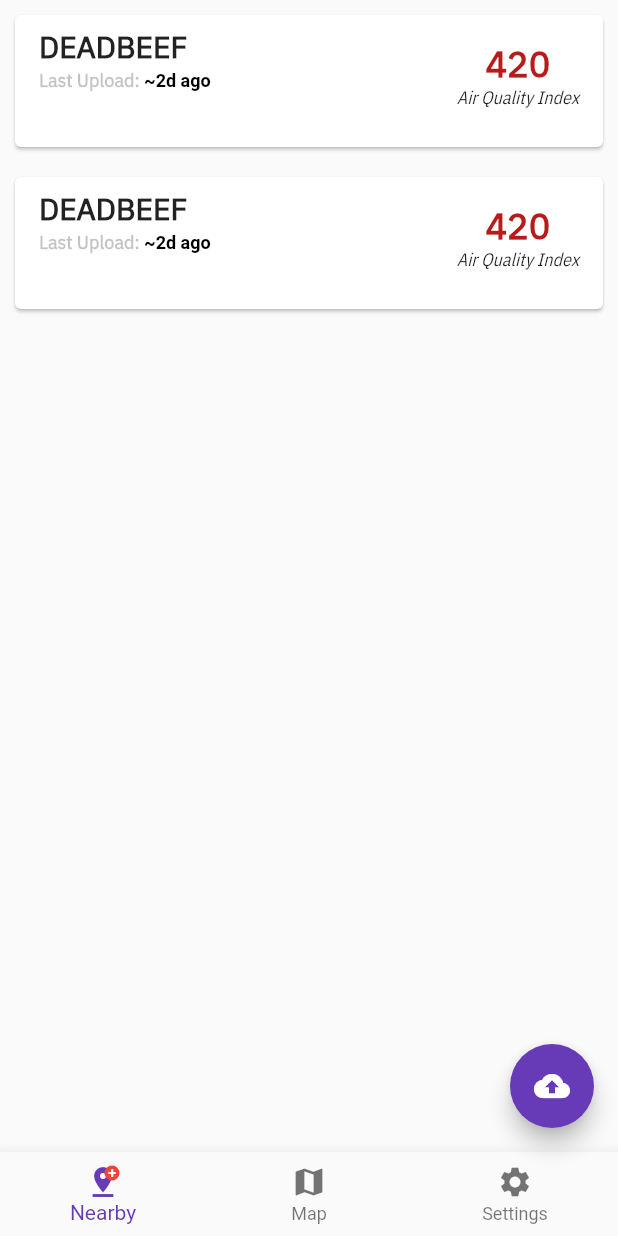
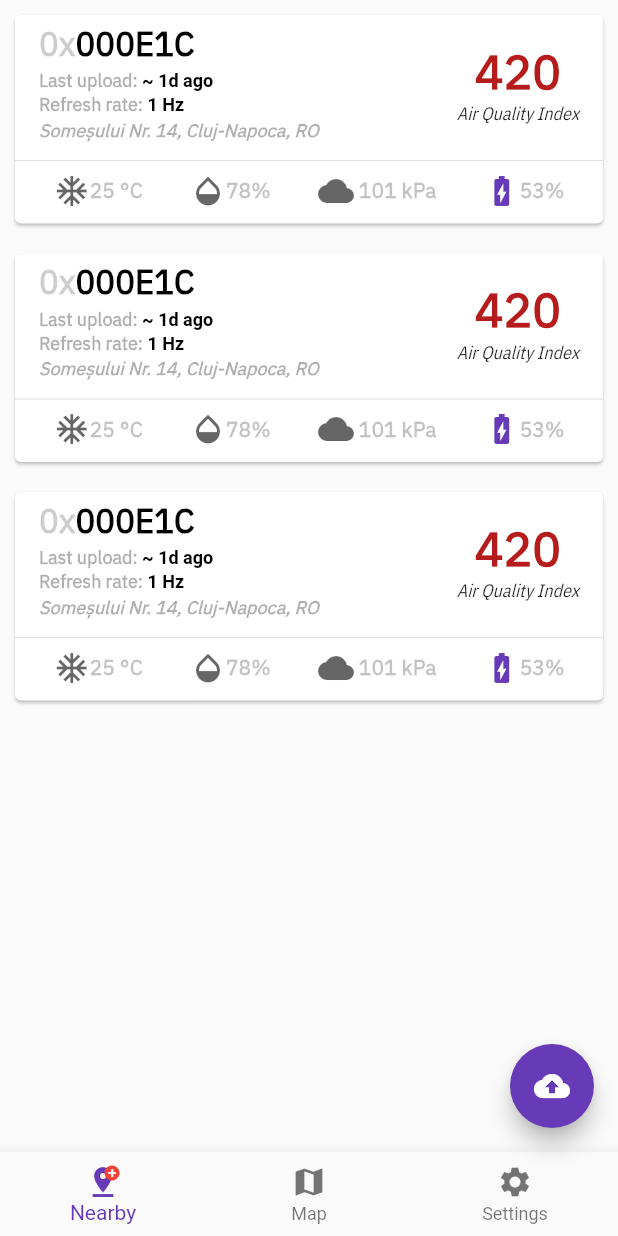
Before and after one commit to Ardelean-Calin/BLEacons, a Flutter app: the screen it shows after launch, on a phone screen of 412 x 824 dp. Run offline on Flutter 3.47's test engine with Material 2 defaults, Android fonts, the phone set to English and light mode, and no system bars; our stand-ins replace cached_network_image, location; project files that could hold a hidden picture were left out.

Commit message:
Beacon card work

```diff
--- a/lib/pages/map/components/mapWidget.dart
+++ b/lib/pages/map/components/mapWidget.dart
@@ -56,7 +56,6 @@ class _MapWidgetState extends State<MapWidget> {
     _prevScale = 1.0;
     _cameraScale = 1.0;
     _camera = null;
-    _mapPins = [];
     _locationObject = Location();
     initLocation();
   }
--- a/lib/pages/map/components/tileWidget.dart
+++ b/lib/pages/map/components/tileWidget.dart
@@ -19,8 +19,8 @@ class Tile extends StatelessWidget {
     // Algorithm is good. Problem however: We do requests each time I move on screen...
     // I need to monitor this to see if it's fine.
     return CachedNetworkImage(
-      imageUrl:
-          "https://cartodb-basemaps-b.global.ssl.fastly.net/light_all/$query.png",
+      imageUrl: "https://maps.wikimedia.org/osm-intl/$query.png",
+      // "https://api.mapbox.com/v4/mapbox.emerald/$query.jpg90?access_token=pk.eyJ1IjoiYWNwY2FsaW4iLCJhIjoiY2prbGg2cXJ4MDNpNDN2cm4ycWVqY25iciJ9.5-sRA3r_dB2Dz8SytBe1GA",
       // placeholder: Image.asset("images/placeholder.png"),
       errorWidget: new Icon(Icons.error_outline),
       width: 256 * scale,
--- a/lib/pages/nearby/components/airquality.dart
+++ b/lib/pages/nearby/components/airquality.dart
@@ -32,14 +32,15 @@ class AirQualityIndex extends StatelessWidget {
               color: _getColor(),
               fontFamily: "IBM Plex Sans",
               fontWeight: FontWeight.bold,
-              fontSize: 24.0),
+              fontSize: 32.0),
         ),
         Text(
           "Air Quality Index",
           style: TextStyle(
-              fontFamily: "IBM Plex Sans Condensed",
-              fontSize: 12.0,
-              fontStyle: FontStyle.italic),
+            fontFamily: "IBM Plex Sans Condensed",
+            fontSize: 12.0,
+            fontStyle: FontStyle.italic,
+          ),
         )
       ],
     ));
--- a/lib/pages/nearby/components/beacon.dart
+++ b/lib/pages/nearby/components/beacon.dart
@@ -1,6 +1,19 @@
 import 'dart:math';
+
 import 'package:flutter/material.dart';
+
 import 'airquality.dart';
+import 'dataTag.dart';
+import 'labelText.dart';
+
+var beacons = {
+  "1211AB": {
+    "aqi": Random().nextInt(500),
+    "temp": Random().nextInt(35),
+    "hum": Random().nextInt(101),
+    "pres": Random().nextInt(20) + 100
+  }
+};
 
 class BeaconCard extends StatelessWidget {
   @override
@@ -13,46 +26,71 @@ class BeaconCard extends StatelessWidget {
           ListTile(
               trailing: AirQualityIndex(Random().nextInt(500)),
               isThreeLine: true,
-              title: Text(
-                'DEADBEEF',
-                overflow: TextOverflow.ellipsis,
+              title: Container(
+                  margin: EdgeInsets.only(bottom: 3.0),
+                  child: RichText(
+                      text: TextSpan(
+                          text: '0x',
                           style: TextStyle(
-                    fontSize: 20.0,
+                              fontFamily: "IBM Plex Sans",
+                              fontSize: 22.0,
+                              fontWeight: FontWeight.w600,
+                              color: Color.fromARGB(50, 0, 0, 0)),
+                          children: [
+                        TextSpan(
+                          text: Random()
+                              .nextInt(pow(2, 16).toInt())
+                              .toRadixString(16)
+                              .toUpperCase()
+                              .padLeft(6, '0'),
+                          // overflow: TextOverflow.ellipsis,
+                          style: TextStyle(
+                              fontSize: 22.0,
+                              color: Colors.black,
                               fontFamily: "IBM Plex Sans",
                               fontWeight: FontWeight.w600),
                         ),
+                      ]))),
               subtitle: Column(
                   crossAxisAlignment: CrossAxisAlignment.start,
                   children: [
-                    RichText(
-                      text: TextSpan(
-                          text: "Last Upload: ",
+                    LabelText(
+                      label: "Last upload: ",
+                      text: "~ 1d ago",
+                    ),
+                    LabelText(
+                      label: "Refresh rate: ",
+                      text: "1 Hz",
+                    ),
+                    Container(
+                      height: 1.0,
+                    ),
+                    Text(
+                      "Someșului Nr. 14, Cluj-Napoca, RO",
                       style: TextStyle(
                           fontFamily: "IBM Plex Sans",
                           fontSize: 12.0,
+                          fontStyle: FontStyle.italic,
                           fontWeight: FontWeight.w600,
-                              color: Color.fromARGB(60, 0, 0, 0)),
-                          children: [
-                            TextSpan(
-                                text: "~2d ago",
-                                style: TextStyle(
-                                    color: Colors.black,
-                                    fontWeight: FontWeight.w600))
-                          ]),
+                          color: Color.fromARGB(80, 0, 0, 0)),
+                    )
+                  ])),
+          Divider(),
+          Container(
+              margin: EdgeInsets.only(left: 10.0, right: 10.0, bottom: 10.0),
+              child: Row(
+                mainAxisAlignment: MainAxisAlignment.spaceAround,
+                children: <Widget>[
+                  DataTag(Icons.ac_unit, "25 °C"),
+                  DataTag(Icons.opacity, "78%"),
+                  DataTag(Icons.cloud, " 101 kPa"),
+                  DataTag(
+                    Icons.battery_charging_full,
+                    "53%",
+                    iconColor: Theme.of(context).primaryColor,
                   ),
-                  ])),
-          // ButtonTheme.bar(
-          //   height: 10.0,
-          //   child: ButtonBar(
-          //     // mainAxisSize: MainAxisSize.max,
-          //     children: <Widget>[
-          //       IconButton(
-          //         icon: Icon(Icons.cloud_upload),
-          //         onPressed: null,
-          //       )
-          //     ],
-          //   ),
-          // )
+                ],
+              ))
         ],
       ),
     );
--- /dev/null
+++ b/lib/pages/nearby/components/dataTag.dart
@@ -0,0 +1,26 @@
+import 'package:flutter/material.dart';
+
+class DataTag extends StatelessWidget {
+  DataTag(this._icon, this._data, {this.iconColor});
+
+  final IconData _icon;
+  final String _data;
+  final Color iconColor;
+
+  @override
+  Widget build(BuildContext context) {
+    return Row(
+      children: <Widget>[
+        Icon(
+          _icon,
+          color: iconColor ?? Theme.of(context).hintColor,
+        ),
+        Text(_data,
+            style: TextStyle(
+                fontFamily: "IBM Plex Sans",
+                fontWeight: FontWeight.w700,
+                color: Color.fromARGB(60, 0, 0, 0))),
+      ],
+    );
+  }
+}
--- /dev/null
+++ b/lib/pages/nearby/components/labelText.dart
@@ -0,0 +1,27 @@
+import 'package:flutter/material.dart';
+
+class LabelText extends StatelessWidget {
+  final String label;
+  final String text;
+
+  LabelText({this.label, this.text});
+
+  @override
+  Widget build(BuildContext context) {
+    return RichText(
+      text: TextSpan(
+          text: label,
+          style: TextStyle(
+              fontFamily: "IBM Plex Sans",
+              fontSize: 12.0,
+              fontWeight: FontWeight.w600,
+              color: Color.fromARGB(80, 0, 0, 0)),
+          children: [
+            TextSpan(
+                text: text,
+                style:
+                    TextStyle(color: Colors.black, fontWeight: FontWeight.w600))
+          ]),
+    );
+  }
+}
--- a/lib/pages/nearby/nearbyPage.dart
+++ b/lib/pages/nearby/nearbyPage.dart
@@ -13,7 +13,7 @@ class _NearbyPageState extends State<NearbyPage> {
       children: <Widget>[
         BeaconCard(),
         BeaconCard(),
-        // BeaconCard(),
+        BeaconCard(),
         // BeaconCard(),
         // BeaconCard(),
         // BeaconCard(),
```
Lines whose indentation alone changed are shown as unchanged.
